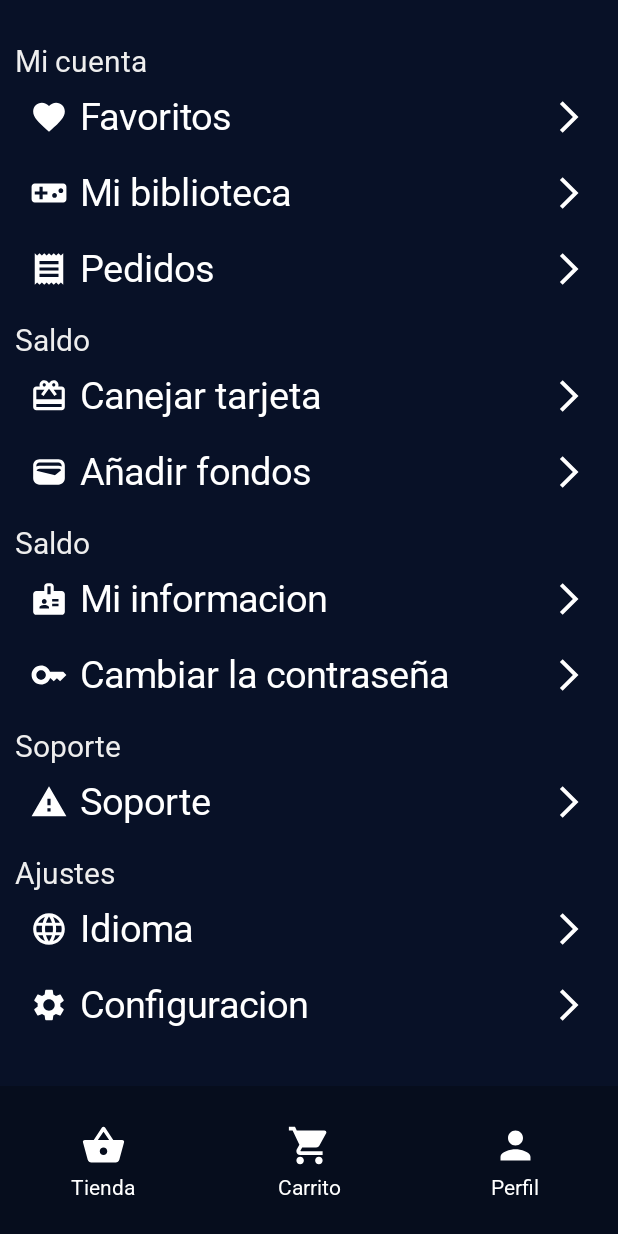
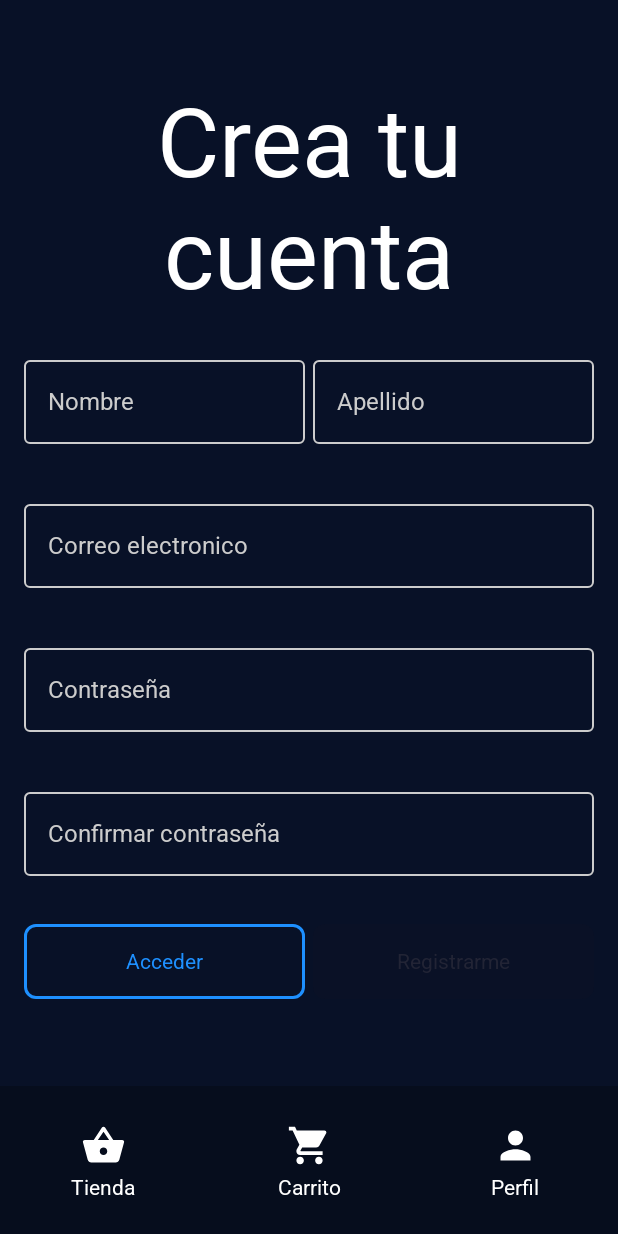
Before and after one commit to BenjaLizama/LEVEL-UP-GAMER-MOBILE, an Android app built with Jetpack Compose: the screen it shows after launch (MainActivity), on a phone screen of 412 x 824 dp. Run offline under Robolectric (Android 15) with nearby library versions, the phone set to English and light mode, and no system bars.

Commit message:
feat: Implementa pagina crear cuenta

```diff
--- /dev/null
+++ b/app/src/main/java/com/levelup/level_up_gamer_mobile/ui/components/organisms/SingUpContent.kt
@@ -0,0 +1,259 @@
+package com.levelup.level_up_gamer_mobile.ui.components.organisms
+
+import androidx.compose.foundation.BorderStroke
+import androidx.compose.foundation.layout.Arrangement
+import androidx.compose.foundation.layout.Column
+import androidx.compose.foundation.layout.Row
+import androidx.compose.foundation.layout.Spacer
+import androidx.compose.foundation.layout.fillMaxSize
+import androidx.compose.foundation.layout.fillMaxWidth
+import androidx.compose.foundation.layout.height
+import androidx.compose.foundation.layout.padding
+import androidx.compose.foundation.layout.size
+import androidx.compose.foundation.layout.width
+import androidx.compose.foundation.shape.RoundedCornerShape
+import androidx.compose.material3.Button
+import androidx.compose.material3.ButtonDefaults
+import androidx.compose.material3.CircularProgressIndicator
+import androidx.compose.material3.MaterialTheme
+import androidx.compose.material3.OutlinedButton
+import androidx.compose.material3.OutlinedTextField
+import androidx.compose.material3.Text
+import androidx.compose.runtime.Composable
+import androidx.compose.ui.Modifier
+import androidx.compose.ui.unit.dp
+import com.levelup.level_up_gamer_mobile.ui.theme.ColorAcento
+import com.levelup.level_up_gamer_mobile.viewmodel.SingUpUiState
+import androidx.compose.material3.TextFieldDefaults
+import androidx.compose.ui.Alignment
+import androidx.compose.ui.graphics.Color
+import androidx.compose.ui.text.style.TextAlign
+import androidx.compose.ui.unit.em
+
+@Composable
+fun SingUpContent(
+    uiState: SingUpUiState,
+    onNameChange: (String) -> Unit,
+    onLastNameChange: (String) -> Unit,
+    onEmailChange: (String) -> Unit,
+    onPassChange: (String) -> Unit,
+    onConfirmPassChange: (String) -> Unit,
+    onSingUpClicked: () -> Unit,
+) {
+    Column(
+        modifier = Modifier
+            .fillMaxSize()
+            .padding(16.dp),
+        verticalArrangement = Arrangement.Center,
+        horizontalAlignment = Alignment.CenterHorizontally
+    ) {
+        Text(
+            text = "Crea tu cuenta",
+            color = Color.White,
+            fontSize = 8.em,
+            textAlign = TextAlign.Center,
+        )
+
+        Spacer(modifier = Modifier.height(24.dp))
+
+        Row (modifier = Modifier
+            .fillMaxWidth()
+        ) {
+            OutlinedTextField(
+                value = uiState.name,
+                onValueChange = onNameChange,
+                label = {Text("Nombre")},
+                modifier = Modifier.weight(1f),
+                singleLine = true,
+                colors = TextFieldDefaults.colors(
+                    focusedTextColor = Color.White,
+                    focusedLabelColor = ColorAcento,
+                    focusedIndicatorColor = ColorAcento,
+
+                    unfocusedTextColor = Color.LightGray,
+                    unfocusedLabelColor = Color.LightGray,
+                    unfocusedIndicatorColor = Color.LightGray,
+
+                    focusedContainerColor = Color.Transparent,
+                    unfocusedContainerColor = Color.Transparent,
+                    cursorColor = ColorAcento
+                ),
+                isError = uiState.nameError != null,
+                supportingText = {
+                    if (uiState.nameError != null) {
+                        Text(
+                            text = uiState.nameError,
+                            color = MaterialTheme.colorScheme.error
+                        )
+                    }
+                }
+            )
+
+            Spacer(modifier = Modifier.width(5.dp))
+
+            OutlinedTextField(
+                value = uiState.lastName,
+                onValueChange = onLastNameChange,
+                label = {Text("Apellido")},
+                modifier = Modifier.weight(1f),
+                singleLine = true,
+                colors = TextFieldDefaults.colors(
+                    focusedTextColor = Color.White,
+                    focusedLabelColor = ColorAcento,
+                    focusedIndicatorColor = ColorAcento,
+
+                    unfocusedTextColor = Color.LightGray,
+                    unfocusedLabelColor = Color.LightGray,
+                    unfocusedIndicatorColor = Color.LightGray,
+
+                    focusedContainerColor = Color.Transparent,
+                    unfocusedContainerColor = Color.Transparent,
+                    cursorColor = ColorAcento
+                ),
+                isError = uiState.lastNameError != null,
+                supportingText = {
+                    if (uiState.lastNameError != null) {
+                        Text(
+                            text = uiState.lastNameError,
+                            color = MaterialTheme.colorScheme.error
+                        )
+                    }
+                }
+            )
+        }
+
+        Spacer(modifier = Modifier.height(16.dp))
+
+        OutlinedTextField(
+            value = uiState.email,
+            onValueChange = onEmailChange,
+            label = {Text("Correo electronico")},
+            modifier = Modifier.fillMaxWidth(),
+            singleLine = true,
+            colors = TextFieldDefaults.colors(
+                focusedTextColor = Color.White,
+                focusedLabelColor = ColorAcento,
+                focusedIndicatorColor = ColorAcento,
+
+                unfocusedTextColor = Color.LightGray,
+                unfocusedLabelColor = Color.LightGray,
+                unfocusedIndicatorColor = Color.LightGray,
+
+                focusedContainerColor = Color.Transparent,
+                unfocusedContainerColor = Color.Transparent,
+                cursorColor = ColorAcento
+            ),
+            isError = uiState.emailError != null,
+            supportingText = {
+                if (uiState.emailError != null) {
+                    Text(
+                        text = uiState.emailError,
+                        color = MaterialTheme.colorScheme.error
+                    )
+                }
+            }
+        )
+
+        Spacer(modifier = Modifier.height(16.dp))
+
+        OutlinedTextField(
+            value = uiState.pass,
+            onValueChange = onPassChange,
+            label = {Text("Contraseña")},
+            modifier = Modifier.fillMaxWidth(),
+            singleLine = true,
+            colors = TextFieldDefaults.colors(
+                focusedTextColor = Color.White,
+                focusedLabelColor = ColorAcento,
+                focusedIndicatorColor = ColorAcento,
+
+                unfocusedTextColor = Color.LightGray,
+                unfocusedLabelColor = Color.LightGray,
+                unfocusedIndicatorColor = Color.LightGray,
+
+                focusedContainerColor = Color.Transparent,
+                unfocusedContainerColor = Color.Transparent,
+                cursorColor = ColorAcento
+            ),
+            isError = uiState.passError != null,
+            supportingText = {
+                if (uiState.passError != null) {
+                    Text(
+                        text = uiState.passError,
+                        color = MaterialTheme.colorScheme.error
+                    )
+                }
+            }
+        )
+
+        Spacer(modifier = Modifier.height(16.dp))
+
+        OutlinedTextField(
+            value = uiState.confirmPass,
+            onValueChange = onConfirmPassChange,
+            label = {Text("Confirmar contraseña")},
+            modifier = Modifier.fillMaxWidth(),
+            singleLine = true,
+            colors = TextFieldDefaults.colors(
+                focusedTextColor = Color.White,
+                focusedLabelColor = ColorAcento,
+                focusedIndicatorColor = ColorAcento,
+
+                unfocusedTextColor = Color.LightGray,
+                unfocusedLabelColor = Color.LightGray,
+                unfocusedIndicatorColor = Color.LightGray,
+
+                focusedContainerColor = Color.Transparent,
+                unfocusedContainerColor = Color.Transparent,
+                cursorColor = ColorAcento
+            ),
+            isError = uiState.confirmPassError != null,
+            supportingText = {
+                if (uiState.confirmPassError != null) {
+                    Text(
+                        text = uiState.confirmPassError,
+                        color = MaterialTheme.colorScheme.error
+                    )
+                }
+            }
+        )
+
+        Spacer(modifier = Modifier.height(16.dp))
+
+        Row(modifier = Modifier
+            .fillMaxWidth()
+        ) {
+            OutlinedButton (
+                onClick = {null},
+                enabled = true,
+                modifier = Modifier
+                    .weight(1f)
+                    .height(50.dp),
+                shape = RoundedCornerShape(8.dp),
+                border = BorderStroke(2.dp, ColorAcento),
+            ) {
+                Text("Acceder", color = ColorAcento)
+            }
+
+            Spacer(modifier = Modifier.width(5.dp))
+
+            Button(
+                onClick = onSingUpClicked,
+                enabled = uiState.isRegisterButtonEnabled && !uiState.isLoading,
+                modifier = Modifier
+                    .weight(1f)
+                    .height(50.dp),
+                colors = ButtonDefaults.buttonColors(
+                    containerColor = ColorAcento
+                ),
+                shape = RoundedCornerShape(8.dp)
+            ) {
+                if (uiState.isLoading) {
+                    CircularProgressIndicator(modifier = Modifier.size(24.dp))
+                } else {
+                    Text("Registrarme")
+                }
+            }
+        }
+    }
+}
--- /dev/null
+++ b/app/src/main/java/com/levelup/level_up_gamer_mobile/ui/screens/SingUpScreen.kt
@@ -0,0 +1,25 @@
+package com.levelup.level_up_gamer_mobile.ui.screens
+
+import androidx.compose.runtime.Composable
+import androidx.compose.runtime.getValue
+import androidx.lifecycle.compose.collectAsStateWithLifecycle
+import androidx.lifecycle.viewmodel.compose.viewModel
+import com.levelup.level_up_gamer_mobile.ui.components.organisms.SingUpContent
+import com.levelup.level_up_gamer_mobile.viewmodel.SingUpViewModel
+
+@Composable
+fun SingUpScreen(
+    viewModel: SingUpViewModel = viewModel()
+) {
+    val uiState by viewModel.uiState.collectAsStateWithLifecycle()
+
+    SingUpContent(
+        uiState = uiState,
+        onNameChange = { viewModel.onNameChange(it) },
+        onLastNameChange = { viewModel.onLastNameChange(it) },
+        onEmailChange = { viewModel.onEmailChange(it) },
+        onPassChange = { viewModel.onPassChange(it) },
+        onConfirmPassChange = { viewModel.onConfirmPassChange(it) },
+        onSingUpClicked = { viewModel.onSingUpClicked() },
+    )
+}
--- a/app/src/main/java/com/levelup/level_up_gamer_mobile/ui/screens/Test.kt
+++ b/app/src/main/java/com/levelup/level_up_gamer_mobile/ui/screens/Test.kt
@@ -15,6 +15,7 @@ import androidx.compose.ui.Modifier
 import androidx.navigation.NavController
 import com.levelup.level_up_gamer_mobile.ui.components.molecules.ContainerProfileOption
 import com.levelup.level_up_gamer_mobile.ui.components.molecules.ProfileOption
+import com.levelup.level_up_gamer_mobile.ui.components.molecules.SearchInput
 import com.levelup.level_up_gamer_mobile.ui.theme.LEVELUPGAMERMOBILETheme
 import kotlin.collections.listOf
 
@@ -26,47 +27,7 @@ fun Test(navController: NavController) {
                 .fillMaxSize(),
             contentAlignment = Alignment.Center
         ) {
-            val scrollState = rememberScrollState()
-
-            Column (
-                modifier = Modifier.verticalScroll(scrollState)
-            ) {
-                ContainerProfileOption(
-                    listOf(
-                        Pair(AtomsIcons.Heart, "Favoritos"),
-                        Pair(AtomsIcons.GamePad, "Mi biblioteca"),
-                        Pair(AtomsIcons.Receipt, "Pedidos")
-                    ),
-                    "Mi cuenta"
-                )
-                ContainerProfileOption(
-                    listOf(
-                        Pair(AtomsIcons.Gift, "Canejar tarjeta"),
-                        Pair(AtomsIcons.Wallet, "Añadir fondos")
-                    ),
-                    "Saldo"
-                )
-                ContainerProfileOption(
-                    listOf(
-                        Pair(AtomsIcons.Badge, "Mi informacion"),
-                        Pair(AtomsIcons.Key, "Cambiar la contraseña")
-                    ),
-                    "Saldo"
-                )
-                ContainerProfileOption(
-                    listOf(
-                        Pair(AtomsIcons.Warning, "Soporte")
-                    ),
-                    "Soporte"
-                )
-                ContainerProfileOption(
-                    listOf(
-                        Pair(AtomsIcons.Language, "Idioma"),
-                        Pair(AtomsIcons.Settings, "Configuracion")
-                    ),
-                    "Ajustes"
-                )
-            }
+            SingUpScreen()
         }
     }
 }
--- a/app/src/main/java/com/levelup/level_up_gamer_mobile/ui/theme/Color.kt
+++ b/app/src/main/java/com/levelup/level_up_gamer_mobile/ui/theme/Color.kt
@@ -1,5 +1,6 @@
 package com.levelup.level_up_gamer_mobile.ui.theme
 
+import androidx.compose.material3.ButtonColors
 import androidx.compose.ui.graphics.Color
 
 val Purple80 = Color(0xFFD0BCFF)
@@ -13,6 +14,6 @@ val Pink40 = Color(0xFF7D5260)
 // Mis colores
 val ColorFondo = Color(0xFF081127)
 val ColorBarraNavegacion = Color(0x40010101)
-val ColorAcento = Color(0x901E90FF)
+val ColorAcento = Color(0xFF1e90ff)
 val ColorTextoPrincipal = Color(0xFFFFFFFF)
 val ColorTextoSecundario = Color(0xFFeeeeee)
```
Also changed, not shown: app/src/main/java/com/levelup/level_up_gamer_mobile/ui/components/atoms/Input.kt (added, +32 -0 lines), app/src/main/java/com/levelup/level_up_gamer_mobile/ui/components/molecules/SearchInput.kt (added, +15 -0 lines), app/src/main/java/com/levelup/level_up_gamer_mobile/viewmodel/SingUpViewModel.kt (added, +132 -0 lines).
